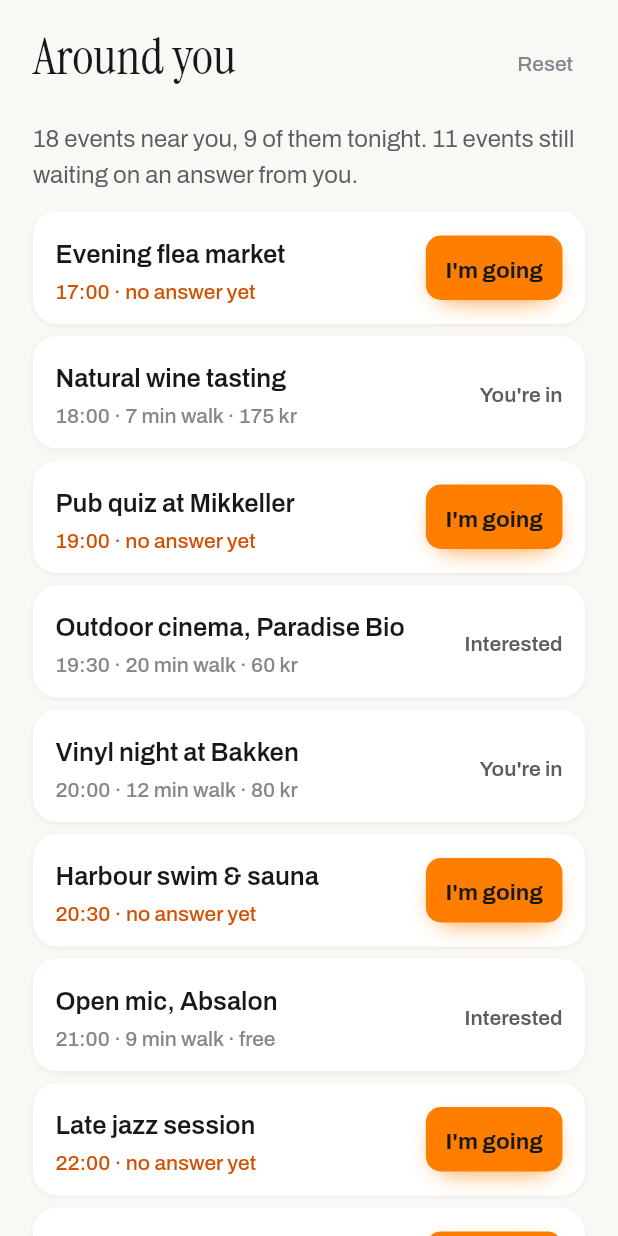
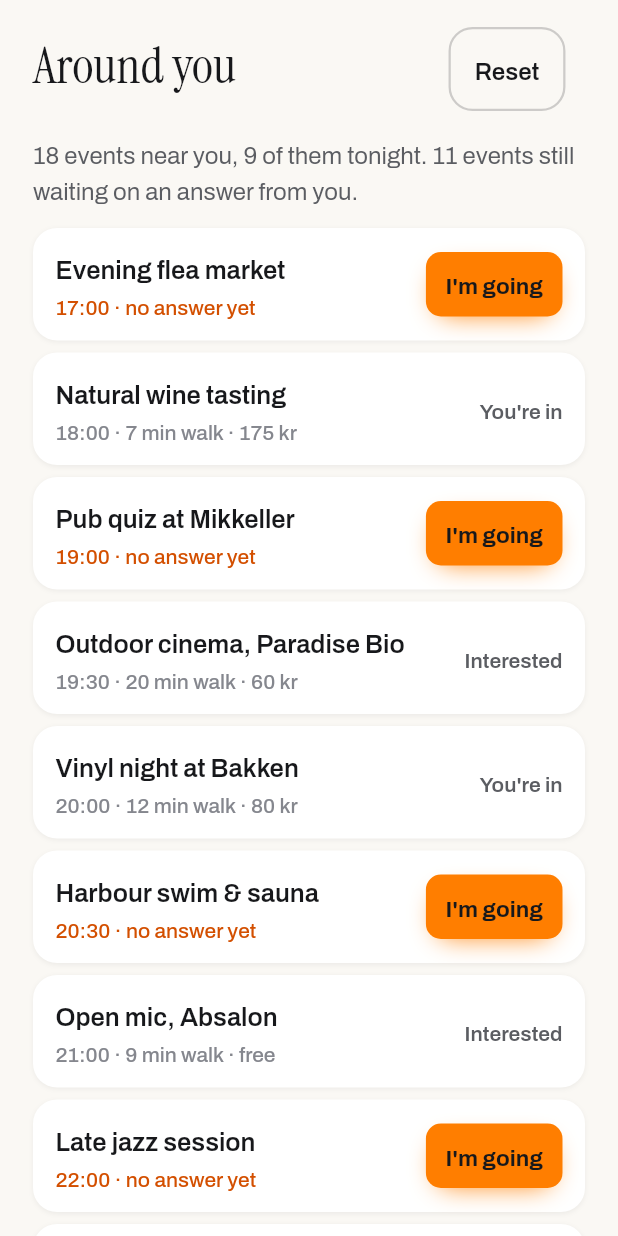
Before and after one commit to jonasbeltoft/happening, a Flutter app: the screen it shows after launch, after a tap on "Reset", on a phone screen of 412 x 824 dp. Run offline on Flutter 3.47's test engine with Material 3 defaults, Android fonts, the phone set to English and light mode, and no system bars; our stand-ins replace dio.

Commit message:
Align Pressable with Apple's button behavior
- Delay the pressed look only inside scrolling content; instant elsewhere
- Skip the shrink when Reduce Motion is on
- Enforce a 44x44 minimum hit area for every tappable
- Reset in the events header is now a secondary AppButton (static press example)
- Document the Pressable rules in happening_app/CLAUDE.md

Co-Authored-By: Claude Opus 5.5 <noreply@anthropic.com>

```diff
--- a/happening_app/lib/ui/core/pressable.dart
+++ b/happening_app/lib/ui/core/pressable.dart
@@ -3,8 +3,12 @@ import 'dart:async';
 import 'package:flutter/gestures.dart';
 import 'package:flutter/widgets.dart';
 
-/// Tap handling shared by all buttons: semantics, a pressed fade, and a
-/// dimmed disabled state when [onPressed] is null.
+/// Tap handling shared by all buttons: semantics, a pressed fade and shrink,
+/// a dimmed disabled state when [onPressed] is null, and a hit area of at
+/// least 44x44 (Apple's minimum) even when [child] is smaller.
+///
+/// Like UIKit, the pressed look waits briefly inside scrolling content (to
+/// tell taps from scrolls) and shows instantly everywhere else.
 class Pressable extends StatefulWidget {
   const Pressable({super.key, required this.onPressed, required this.child});
 
@@ -16,12 +20,14 @@ class Pressable extends StatefulWidget {
 }
 
 class _PressableState extends State<Pressable> {
-  /// How long a finger must rest before the fade starts, so a touch that
-  /// turns into a scroll doesn't flicker.
+  /// Inside a scrollable, how long a finger must rest before the fade starts,
+  /// so a touch that turns into a scroll doesn't flicker.
   static const _pressDelay = Duration(milliseconds: 50);
 
   /// Duration of the fade and shrink, both in and out.
   static const _pressAnimation = Duration(milliseconds: 100);
+
+  static const _minHitSize = 44.0;
 
   bool _pressed = false;
   Offset? _downAt;
@@ -42,6 +48,10 @@ class _PressableState extends State<Pressable> {
     _downAt = event.position;
     _flashTimer?.cancel();
     _pressTimer?.cancel();
+    if (Scrollable.maybeOf(context) == null) {
+      _setPressed(true);
+      return;
+    }
     _pressTimer = Timer(_pressDelay, () {
       _pressTimer = null;
       _setPressed(true);
@@ -86,6 +96,9 @@ class _PressableState extends State<Pressable> {
   @override
   Widget build(BuildContext context) {
     final enabled = widget.onPressed != null;
+    // Reduce Motion (iOS) or Remove animations (Android): keep the fade, drop
+    // the shrink.
+    final shrink = _pressed && !MediaQuery.disableAnimationsOf(context);
 
     return Semantics(
       button: true,
@@ -99,11 +112,19 @@ class _PressableState extends State<Pressable> {
         child: GestureDetector(
           behavior: HitTestBehavior.opaque,
           onTap: widget.onPressed,
-          // Gestures are detected outside the scale, so the hit area stays
-          // full size while the button shrinks.
+          // Gestures are detected outside the size padding and the scale, so
+          // the hit area stays at least 44x44 and full size while pressed.
+          child: ConstrainedBox(
+            constraints: const BoxConstraints(
+              minWidth: _minHitSize,
+              minHeight: _minHitSize,
+            ),
+            child: Center(
+              widthFactor: 1,
+              heightFactor: 1,
               child: AnimatedScale(
                 duration: _pressAnimation,
-            scale: _pressed ? 0.96 : 1,
+                scale: shrink ? 0.97 : 1,
                 child: AnimatedOpacity(
                   duration: _pressAnimation,
                   opacity: !enabled ? 0.4 : (_pressed ? 0.65 : 1),
@@ -112,6 +133,8 @@ class _PressableState extends State<Pressable> {
               ),
             ),
           ),
+        ),
+      ),
     );
   }
 }
--- a/happening_app/lib/ui/screens/events/events_screen.dart
+++ b/happening_app/lib/ui/screens/events/events_screen.dart
@@ -3,7 +3,6 @@ import 'package:flutter/widgets.dart';
 import '../../../types/event.dart';
 import '../../components/button/app_button.dart';
 import '../../components/button/app_pill_button.dart';
-import '../../core/pressable.dart';
 import '../../theme/app_theme.dart';
 import 'events_view_model.dart';
 
@@ -28,13 +27,11 @@ class EventsScreen extends StatelessWidget {
                 children: [
                   Expanded(child: Text('Around you', style: theme.text.screenTitle)),
                   // TEMP: reset fake data so the buttons can be pressed again.
+                  // Outside the list, so it shows the instant (non-scroll) press.
                   if (viewModel.canReset)
-                    Pressable(
-                      onPressed: viewModel.reset,
-                      child: Padding(
-                        padding: const EdgeInsets.symmetric(horizontal: AppSpacing.sm, vertical: 12),
-                        child: Text('Reset', style: theme.text.meta),
-                      ),
+                    SizedBox(
+                      width: 104,
+                      child: AppButton(label: 'Reset', variant: .secondary, onPressed: viewModel.reset),
                     ),
                 ],
               ),
```
Also changed, not shown: 2 other files. Lines whose indentation alone changed are shown as unchanged.
